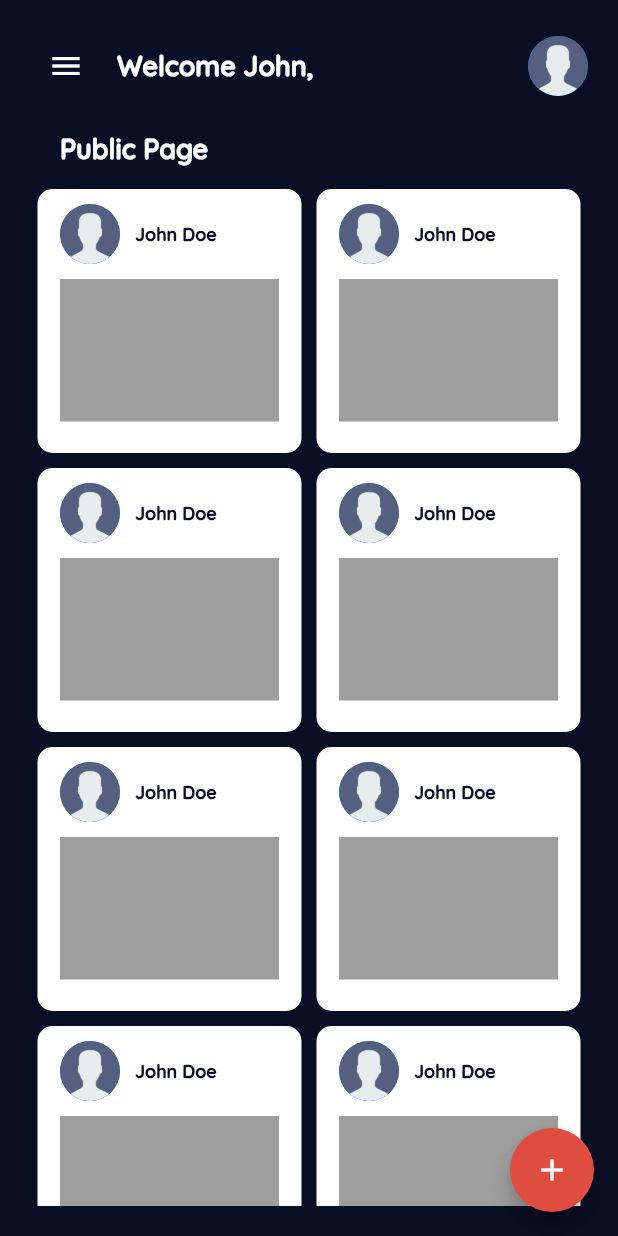
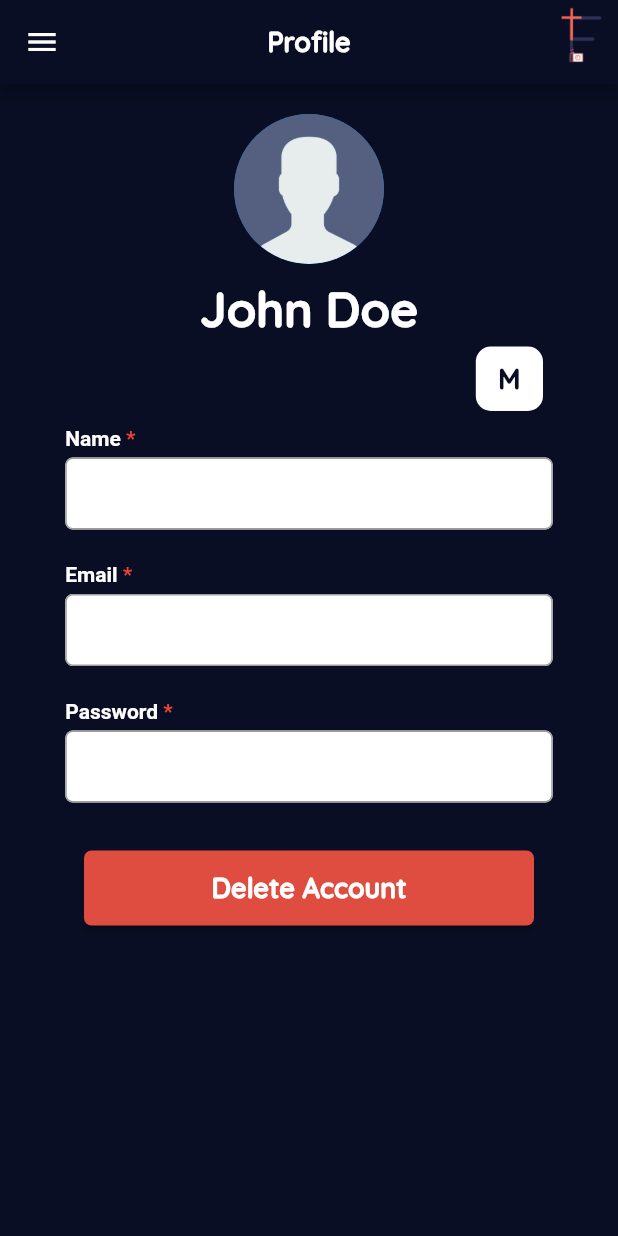
Before and after one commit to lansoyyy/fotoverse, a Flutter app: the DrawerWidget widget shown alone on an empty page, opened directly, after a tap on "Home", after a tap on the "menu" icon, after a tap on "My Profile", on a phone screen of 412 x 824 dp. Run offline on Flutter 3.47's test engine with Material 2 defaults, Android fonts, the phone set to English and light mode, and no system bars; our stand-ins replace fluttertoast, image_picker; missing offline and left inert: tflite; Roboto replaces fonts that are missing (Bold); project files that could hold a hidden picture were left out.

Commit message:
added profile page

```diff
--- /dev/null
+++ b/lib/screens/pages/profile_page.dart
@@ -0,0 +1,122 @@
+import 'package:flutter/material.dart';
+import 'package:fotoverse/widgets/button_widget.dart';
+import 'package:fotoverse/widgets/text_widget.dart';
+import 'package:fotoverse/widgets/textfield_widget.dart';
+
+import '../../utils/colors.dart';
+import '../../widgets/drawer_widget.dart';
+
+class ProfilePage extends StatefulWidget {
+  const ProfilePage({Key? key}) : super(key: key);
+
+  @override
+  State<ProfilePage> createState() => _ProfilePageState();
+}
+
+class _ProfilePageState extends State<ProfilePage> {
+  final nameController = TextEditingController();
+  final emailController = TextEditingController();
+  final passwordController = TextEditingController();
+
+  @override
+  Widget build(BuildContext context) {
+    return Scaffold(
+      appBar: AppBar(
+        backgroundColor: primary,
+        title: TextBold(text: 'Profile', fontSize: 18, color: Colors.white),
+        centerTitle: true,
+        actions: [
+          Image.asset(
+            'assets/images/logo.png',
+          ),
+        ],
+      ),
+      drawer: const DrawerWidget(),
+      body: Container(
+          height: double.infinity,
+          width: double.infinity,
+          decoration: const BoxDecoration(
+            color: primary,
+          ),
+          child: Center(
+            child: Column(
+              crossAxisAlignment: CrossAxisAlignment.center,
+              children: [
+                const SizedBox(
+                  height: 20,
+                ),
+                const CircleAvatar(
+                  minRadius: 50,
+                  maxRadius: 50,
+                  backgroundImage: AssetImage(
+                    'assets/images/profile.png',
+                  ),
+                ),
+                const SizedBox(
+                  height: 10,
+                ),
+                TextBold(
+                  text: 'John Doe',
+                  fontSize: 32,
+                  color: Colors.white,
+                ),
+                const SizedBox(
+                  height: 5,
+                ),
+                Padding(
+                  padding: const EdgeInsets.only(right: 50),
+                  child: Align(
+                    alignment: Alignment.bottomRight,
+                    child: Container(
+                      decoration: BoxDecoration(
+                        color: Colors.white,
+                        borderRadius: BorderRadius.circular(10),
+                      ),
+                      child: Padding(
+                        padding: const EdgeInsets.fromLTRB(15, 10, 15, 10),
+                        child: TextBold(
+                          text: 'M',
+                          fontSize: 18,
+                          color: primary,
+                        ),
+                      ),
+                    ),
+                  ),
+                ),
+                const SizedBox(
+                  height: 10,
+                ),
+                TextFieldWidget(
+                  label: 'Name',
+                  controller: nameController,
+                ),
+                const SizedBox(
+                  height: 10,
+                ),
+                TextFieldWidget(
+                  label: 'Email',
+                  controller: emailController,
+                ),
+                const SizedBox(
+                  height: 10,
+                ),
+                TextFieldWidget(
+                  isObscure: true,
+                  label: 'Password',
+                  controller: passwordController,
+                ),
+                const SizedBox(
+                  height: 20,
+                ),
+                ButtonWidget(
+                  color: red,
+                  labelColor: Colors.white,
+                  label: 'Delete Account',
+                  onPressed: () {},
+                ),
+              ],
+            ),
+          )),
+    );
+  }
+}
--- a/lib/widgets/drawer_widget.dart
+++ b/lib/widgets/drawer_widget.dart
@@ -2,6 +2,7 @@ import 'package:flutter/material.dart';
 import 'package:fotoverse/screens/auth/login_screen.dart';
 import 'package:fotoverse/screens/home_screen.dart';
 import 'package:fotoverse/screens/pages/my_creations_page.dart';
+import 'package:fotoverse/screens/pages/profile_page.dart';
 import 'package:fotoverse/utils/colors.dart';
 import 'package:fotoverse/widgets/text_widget.dart';
 
@@ -62,7 +63,7 @@ class _MyDrawerState extends State<DrawerWidget> {
               ),
               onTap: () {
                 Navigator.of(context).pushReplacement(MaterialPageRoute(
-                    builder: (context) => const HomeScreen()));
+                    builder: (context) => const ProfilePage()));
               },
             ),
             ListTile(
```
